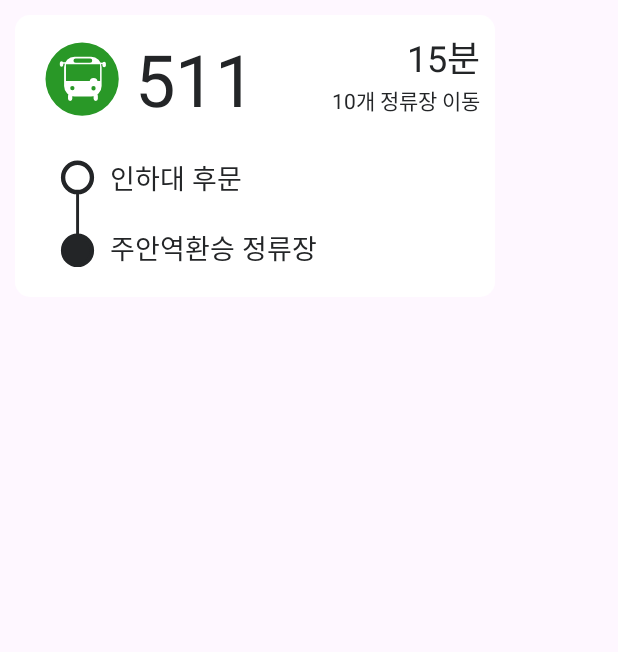
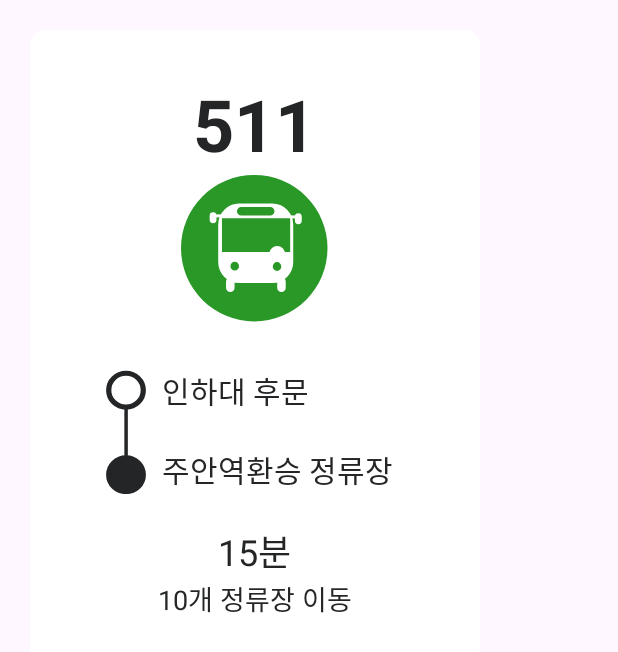
Before and after one commit to V-rainstorming/Android-Station-for-Blind, an Android app: the layout component_search_result.xml on its own in the app's theme, with its tools: preview values and no code run, on a phone screen of 412 x 824 dp. Shown: the top 652 px of the screen. Run offline under Robolectric (Android 15) with nearby library versions, the phone set to English and light mode, and no system bars.

Commit message:
modify search result layout that able to slide cards

```diff
--- a/app/build.gradle.kts
+++ b/app/build.gradle.kts
@@ -40,6 +40,7 @@ dependencies {
     implementation ("com.squareup.retrofit2:converter-gson:2.9.0")
     implementation("com.squareup.okhttp3:okhttp:4.9.1")
     implementation("com.fasterxml.jackson.module:jackson-module-kotlin:2.15.3")
+    implementation("androidx.viewpager2:viewpager2:1.1.0")
     implementation(libs.androidx.core.ktx)
     implementation(libs.androidx.appcompat)
     implementation(libs.material)
--- a/app/src/main/java/com/example/stationforblind/MainActivity.kt
+++ b/app/src/main/java/com/example/stationforblind/MainActivity.kt
@@ -63,7 +63,7 @@ class MainActivity : AppCompatActivity() {
         // 버튼 클릭 시 다음 액티비티로 전환
         btnOnSearch.setOnClickListener {
             val intent = Intent(this, SearchResult::class.java).apply {
-                putExtra("searchKeyword", searchKeyword.text)
+                putExtra("searchKeyword", searchKeyword.text.toString())
             }
             startActivity(intent)
         }
--- a/app/src/main/java/com/example/stationforblind/NavigateStation.kt
+++ b/app/src/main/java/com/example/stationforblind/NavigateStation.kt
@@ -53,7 +53,7 @@ class NavigateStation : AppCompatActivity(), SensorEventListener {
     private var degree = 0f
     private var prevDegree = 0f
     // 북극을 기준으로 y축이 얼마나 기울었는가
-    private var axisYFromNorth = 0f
+    private var axisYFromNorth = 90f
     private var sensorDegree = 0f
     private var descartesDegree = 0f
 
--- a/app/src/main/res/layout/activity_search_result.xml
+++ b/app/src/main/res/layout/activity_search_result.xml
@@ -33,6 +33,12 @@
             android:textSize="30sp"/>
     </LinearLayout>
 
+    <androidx.viewpager2.widget.ViewPager2
+        android:id="@+id/viewpager"
+        android:layout_width="match_parent"
+        android:layout_height="wrap_content"
+        android:paddingTop="20dp"
+        app:layout_constraintTop_toBottomOf="@id/ll_search_title"/>
     <LinearLayout
         android:id="@+id/ll_results"
         android:layout_width="wrap_content"
--- a/app/src/main/res/layout/component_search_result.xml
+++ b/app/src/main/res/layout/component_search_result.xml
@@ -3,25 +3,23 @@
     xmlns:app="http://schemas.android.com/apk/res-auto"
     android:layout_width="320dp"
     android:layout_height="wrap_content"
-    android:background="@drawable/background_search_result_card"
     android:padding="10dp"
     android:layout_margin="10dp">
     <LinearLayout
         android:layout_width="match_parent"
         android:layout_height="wrap_content"
-        android:orientation="vertical">
+        android:background="@drawable/background_search_result_card"
+        android:orientation="vertical"
+        android:padding="10dp">
         <LinearLayout
             android:layout_width="match_parent"
             android:layout_height="wrap_content">
             <LinearLayout
-                android:layout_width="wrap_content"
+                android:layout_width="match_parent"
                 android:layout_height="wrap_content"
-                android:layout_marginStart="10dp"
+                android:layout_marginTop="20dp"
+                android:orientation="vertical"
                 android:gravity="center">
-                <ImageView
-                    android:layout_width="50dp"
-                    android:layout_height="50dp"
-                    android:background="@drawable/bus_icon"/>
                 <TextView
                     android:id="@+id/tv_bus_number"
                     android:layout_width="wrap_content"
@@ -29,44 +27,29 @@
                     android:text="511"
                     android:textSize="48sp"
                     android:textColor="#232527"
-                    android:layout_marginStart="10dp"/>
-            </LinearLayout>
-            <LinearLayout
-                android:layout_width="wrap_content"
-                android:layout_height="match_parent"
-                android:orientation="vertical"
-                android:layout_weight="1"
-                android:gravity="end">
-                <TextView
-                    android:id="@+id/tv_travel_time"
-                    android:layout_width="wrap_content"
-                    android:layout_height="wrap_content"
-                    android:text="15분"
-                    android:textColor="#232527"
-                    android:textSize="24sp"/>
-                <TextView
-                    android:id="@+id/tv_number_of_stops"
-                    android:layout_width="wrap_content"
-                    android:layout_height="wrap_content"
-                    android:text="10개 정류장 이동"
-                    android:textColor="#232527"
-                    android:textSize="14sp"/>
+                    android:textStyle="bold"/>
+                <ImageView
+                    android:layout_width="100dp"
+                    android:layout_height="100dp"
+                    android:background="@drawable/bus_icon"/>
             </LinearLayout>
         </LinearLayout>
+
         <LinearLayout
             android:layout_width="match_parent"
             android:layout_height="wrap_content"
-            android:layout_marginBottom="10dp"
-            android:layout_marginTop="20dp">
+            android:layout_marginBottom="20dp"
+            android:layout_marginTop="30dp">
             <LinearLayout
                 android:layout_width="0dp"
                 android:layout_height="wrap_content"
                 android:layout_weight="1"
-                android:layout_marginStart="10dp"
+                android:layout_marginStart="30dp"
+                android:layout_marginEnd="30dp"
                 android:gravity="start">
                 <ImageView
-                    android:layout_width="23dp"
-                    android:layout_height="72dp"
+                    android:layout_width="28dp"
+                    android:layout_height="83dp"
                     android:layout_marginStart="10dp"
                     android:layout_marginTop="1dp"
                     android:layout_gravity="center"
@@ -82,7 +65,7 @@
                         android:layout_height="wrap_content"
                         android:text="인하대 후문"
                         android:textColor="#232527"
-                        android:textSize="18sp"
+                        android:textSize="20sp"
                         android:gravity="center"
                         android:layout_weight="1"
                         android:layout_marginBottom="10dp"/>
@@ -92,12 +75,39 @@
                         android:layout_height="wrap_content"
                         android:text="주안역환승 정류장"
                         android:textColor="#232527"
-                        android:textSize="18sp"
+                        android:textSize="20sp"
                         android:gravity="center"
                         android:layout_weight="1"
                         android:layout_marginTop="10dp"/>
                 </LinearLayout>
             </LinearLayout>
         </LinearLayout>
+
+        <LinearLayout
+            android:layout_width="match_parent"
+            android:layout_height="wrap_content"
+            android:orientation="vertical"
+            android:layout_marginStart="50dp"
+            android:layout_marginEnd="50dp"
+            android:layout_marginBottom="20dp">
+            <TextView
+                android:id="@+id/tv_travel_time"
+                android:layout_width="wrap_content"
+                android:layout_height="wrap_content"
+                android:text="15분"
+                android:textColor="#232527"
+                android:textSize="24sp"
+                android:layout_weight="1"
+                android:layout_gravity="center"/>
+            <TextView
+                android:id="@+id/tv_number_of_stops"
+                android:layout_width="wrap_content"
+                android:layout_height="wrap_content"
+                android:text="10개 정류장 이동"
+                android:textColor="#232527"
+                android:textSize="18sp"
+                android:layout_weight="1"
+                android:layout_gravity="center"/>
+        </LinearLayout>
     </LinearLayout>
 </FrameLayout>
--- a/app/src/main/res/values/strings.xml
+++ b/app/src/main/res/values/strings.xml
@@ -4,4 +4,6 @@
     <string name="voice_recognition_button">음성인식 버튼입니다. 누르거나 화면을 흔들어주세요.</string>
     <string name="nfc_icon">nfc icon</string>
     <string name="search_icon">검색 버튼입니다.</string>
+    <!-- TODO: Remove or change this placeholder text -->
+    <string name="hello_blank_fragment">Hello blank fragment</string>
 </resources>
```
Also changed, not shown: app/src/main/java/com/example/stationforblind/ResultFragment.kt (added, +55 -0 lines), app/src/main/java/com/example/stationforblind/SearchResult.kt (+22 -4 lines), app/src/main/java/com/example/stationforblind/SliderAdapter.kt (added, +19 -0 lines), app/src/main/java/com/example/stationforblind/WaitBus.kt (+5 -4 lines).
